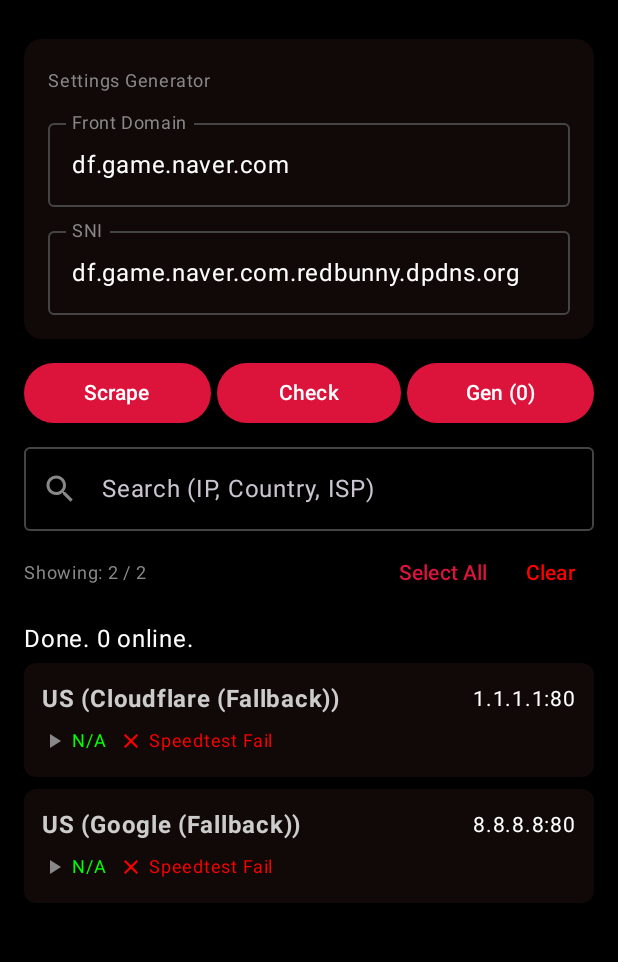
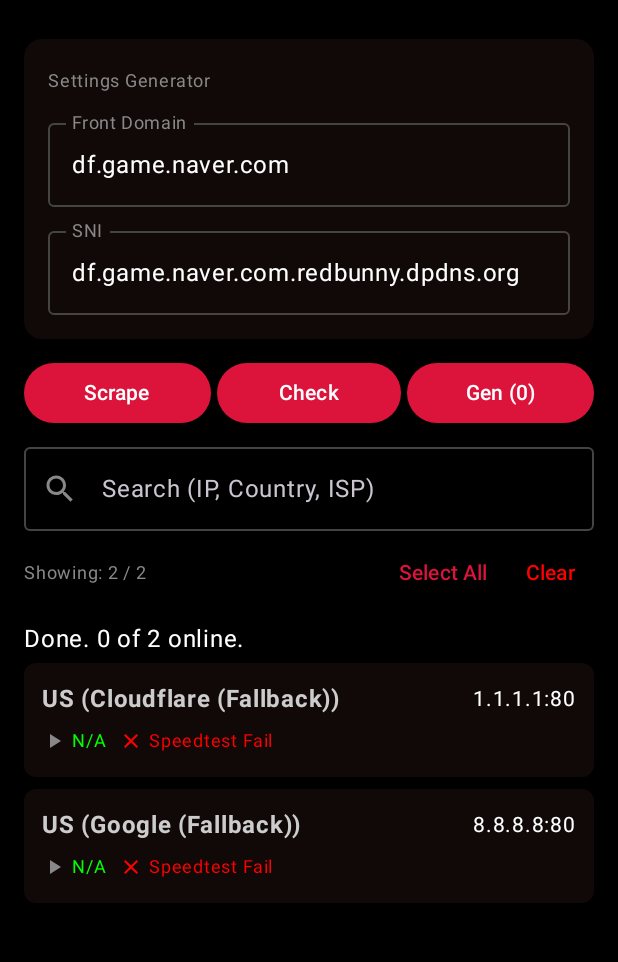
Before and after one commit to Whymyhuman/RedBunnyNative, an Android app built with Jetpack Compose: the screen it shows after launch (MainActivity), after a tap on "Check", on a phone screen of 412 x 824 dp, the part 69-1031 px from its top. Run offline under Robolectric (Android 15) with nearby library versions, the phone set to English and light mode, and no system bars; 1 other tap on this screen came first.

Commit message:
Feat: Optimize 'Check Ping' to only ping filtered proxies

```diff
--- a/app/src/main/java/com/redbunny/nativ/MainActivity.kt
+++ b/app/src/main/java/com/redbunny/nativ/MainActivity.kt
@@ -177,10 +177,19 @@ fun MainScreen() {
                     onClick = {
                         scope.launch {
                             isChecking = true
-                            statusMsg = "Pinging proxies (TCP)..."
-                            val checkedProxies = ProxyChecker.checkProxies(proxies)
-                            proxies = checkedProxies
-                            statusMsg = "Done. ${proxies.count { it.isWorking }} online."
+                            statusMsg = "Pinging ${filteredProxies.size} visible proxies..."
+
+                            // 1. Check only the filtered proxies
+                            val checkedPart = ProxyChecker.checkProxies(filteredProxies)
+
+                            // 2. Update the main list with the results
+                            // This ensures that even if the user clears search, the latency is saved
+                            val checkedMap = checkedPart.associateBy { "${it.ip}:${it.port}" }
+                            proxies = proxies.map { originalProxy ->
+                                checkedMap["${originalProxy.ip}:${originalProxy.port}"] ?: originalProxy
+                            }
+
+                            statusMsg = "Done. ${checkedPart.count { it.isWorking }} of ${filteredProxies.size} online."
                             isChecking = false
                         }
                     },
```
